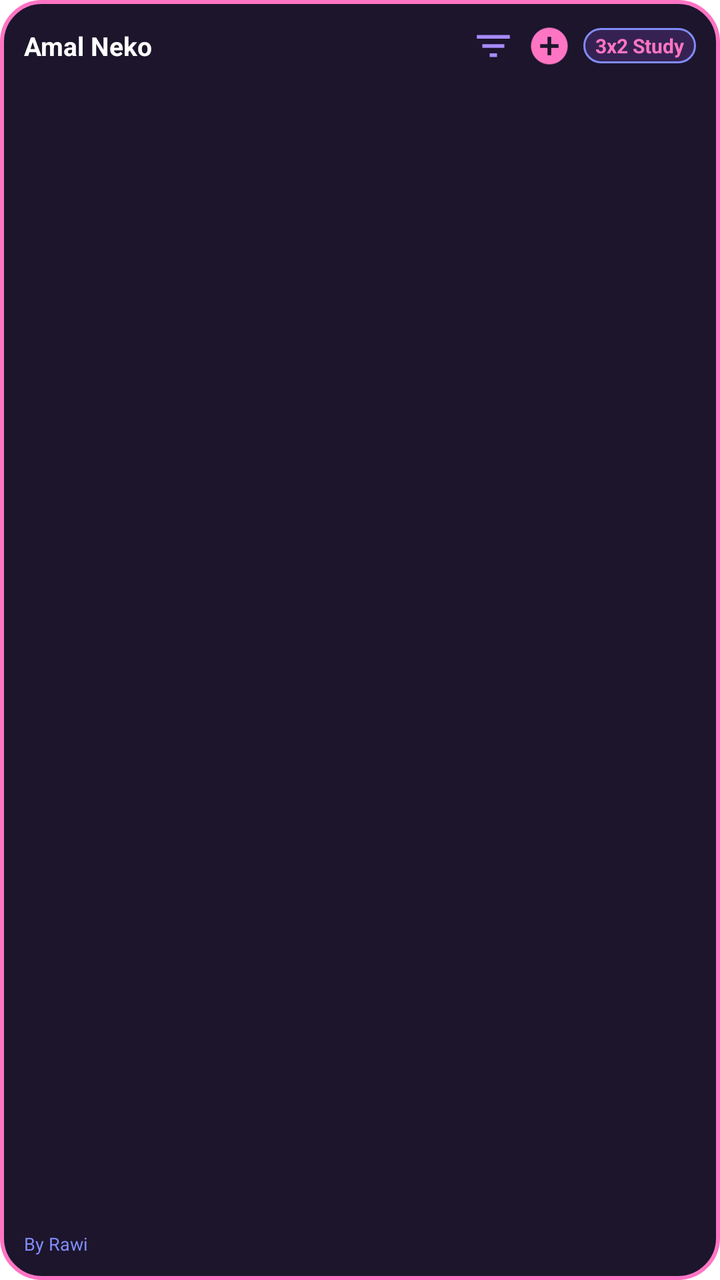
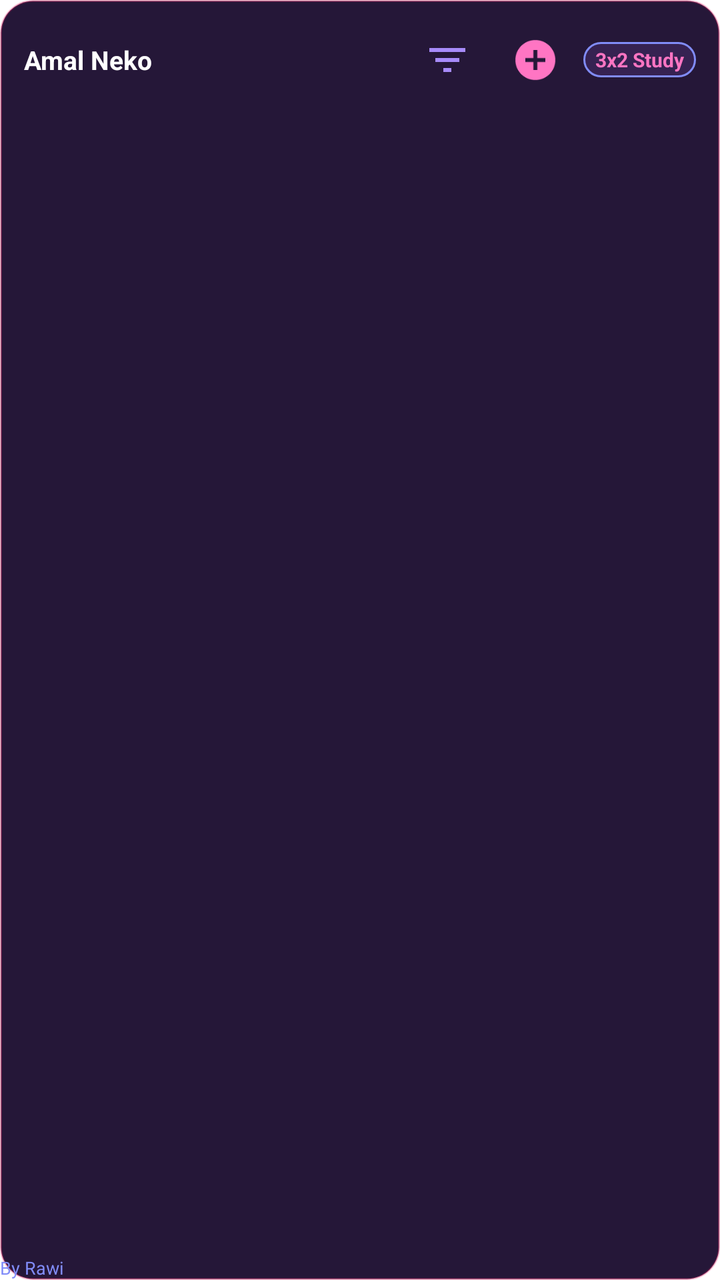

Two renders of the same Android screen: before a commit and after it. Below are the layout's source before the change and the commit's diff.
<!-- AndroidManifest.xml: application theme AppTheme -->
<!-- res/layout/widget_3x2_layout.xml -->
<?xml version="1.0" encoding="utf-8"?>
<LinearLayout xmlns:android="http://schemas.android.com/apk/res/android"
    android:id="@+id/widget_container"
    android:layout_width="match_parent"
    android:layout_height="match_parent"
    android:background="@drawable/widget_card_bg"
    android:orientation="vertical"
    android:padding="12dp">

    
    <LinearLayout
        android:layout_width="match_parent"
        android:layout_height="wrap_content"
        android:orientation="horizontal"
        android:gravity="center_vertical">

        <TextView
            android:layout_width="0dp"
            android:layout_height="wrap_content"
            android:layout_weight="1"
            android:text="Amal Neko"
            android:textColor="#ffffff"
            android:textSize="13sp"
            android:textStyle="bold" />

        
        <ImageView
            android:id="@+id/widget_filter_btn"
            android:layout_width="22dp"
            android:layout_height="22dp"
            android:layout_marginEnd="6dp"
            android:src="@drawable/ic_filter"
            android:contentDescription="Filter categories" />

        
        <ImageView
            android:id="@+id/widget_add_btn"
            android:layout_width="22dp"
            android:layout_height="22dp"
            android:layout_marginEnd="6dp"
            android:src="@drawable/ic_add"
            android:contentDescription="Add task" />

        <TextView
            android:id="@+id/widget_progress_pill"
            android:layout_width="wrap_content"
            android:layout_height="wrap_content"
            android:background="@drawable/widget_pill_bg"
            android:paddingStart="6dp"
            android:paddingTop="2dp"
            android:paddingEnd="6dp"
            android:paddingBottom="2dp"
            android:text="3x2 Study"
            android:textColor="#ff75c3"
            android:textSize="10sp"
            android:textStyle="bold" />
    </LinearLayout>

    
    <ListView
        android:id="@+id/widget_task_list"
        android:layout_width="match_parent"
        android:layout_height="0dp"
        android:layout_weight="1"
        android:layout_marginTop="6dp"
        android:divider="@null"
        android:dividerHeight="0dp"
        android:scrollbars="none"
        android:fadingEdge="vertical"
        android:fadingEdgeLength="12dp" />

    
    <TextView
        android:id="@+id/widget_empty_view"
        android:layout_width="match_parent"
        android:layout_height="0dp"
        android:layout_weight="1"
        android:layout_marginTop="6dp"
        android:gravity="center"
        android:text="No active tasks.\nTap here to add one!"
        android:textColor="#9ca3af"
        android:textSize="12sp"
        android:visibility="gone" />

    
    <TextView
        android:layout_width="match_parent"
        android:layout_height="wrap_content"
        android:layout_marginTop="2dp"
        android:text="By Rawi"
        android:textColor="#818cf8"
        android:textSize="9sp" />
</LinearLayout>
<!-- resources referenced by this layout -->
<resources>
  <!-- drawable ic_add (drawable) -->
  <?xml version="1.0" encoding="utf-8"?>
  <vector xmlns:android="http://schemas.android.com/apk/res/android"
      android:width="20dp"
      android:height="20dp"
      android:viewportWidth="24"
      android:viewportHeight="24">
      <path
          android:fillColor="#ff75c3"
          android:pathData="M12,2C6.48,2 2,6.48 2,12s4.48,10 10,10 10,-4.48 10,-10S17.52,2 12,2zM17,13h-4v4h-2v-4H7v-2h4V7h2v4h4v2z"/>
  </vector>
  <!-- drawable ic_filter (drawable) -->
  <?xml version="1.0" encoding="utf-8"?>
  <vector xmlns:android="http://schemas.android.com/apk/res/android"
      android:width="20dp"
      android:height="20dp"
      android:viewportWidth="24"
      android:viewportHeight="24">
      <path
          android:fillColor="#a78bfa"
          android:pathData="M10,18h4v-2h-4v2zM3,6v2h18V6H3zM6,13h12v-2H6v2z" />
  </vector>
  <!-- drawable widget_card_bg (drawable) -->
  <?xml version="1.0" encoding="utf-8"?>
  <shape xmlns:android="http://schemas.android.com/apk/res/android"
      android:shape="rectangle">
      <solid android:color="#1c152c" />
      <corners android:radius="20dp" />
      <stroke
          android:width="2dp"
          android:color="#ff75c3" />
  </shape>
  <!-- drawable widget_pill_bg (drawable) -->
  <?xml version="1.0" encoding="utf-8"?>
  <shape xmlns:android="http://schemas.android.com/apk/res/android"
      android:shape="rectangle">
      <solid android:color="#362252" />
      <corners android:radius="12dp" />
      <stroke
          android:width="1dp"
          android:color="#818cf8" />
  </shape>
</resources>

<!-- the commit's change to res/layout/widget_3x2_layout.xml (unified diff, before → after) -->
@@ -3,16 +3,17 @@
     android:id="@+id/widget_container"
     android:layout_width="match_parent"
     android:layout_height="match_parent"
-    android:background="@drawable/widget_card_bg"
+    android:background="@drawable/bg_widget_glass"
     android:orientation="vertical"
-    android:padding="12dp">
+    android:padding="0dp">
 
     
     <LinearLayout
         android:layout_width="match_parent"
         android:layout_height="wrap_content"
         android:orientation="horizontal"
-        android:gravity="center_vertical">
+        android:gravity="center_vertical"
+        android:padding="12dp">
 
         <TextView
             android:layout_width="0dp"
@@ -26,19 +27,21 @@
         
         <ImageView
             android:id="@+id/widget_filter_btn"
-            android:layout_width="22dp"
-            android:layout_height="22dp"
-            android:layout_marginEnd="6dp"
+            android:layout_width="36dp"
+            android:layout_height="36dp"
+            android:layout_marginEnd="8dp"
             android:src="@drawable/ic_filter"
+            android:padding="6dp"
             android:contentDescription="Filter categories" />
 
         
         <ImageView
             android:id="@+id/widget_add_btn"
-            android:layout_width="22dp"
-            android:layout_height="22dp"
+            android:layout_width="36dp"
+            android:layout_height="36dp"
             android:layout_marginEnd="6dp"
             android:src="@drawable/ic_add"
+            android:padding="6dp"
             android:contentDescription="Add task" />
 
         <TextView
<!-- resource entries referenced after the edit -->
@@ -1,5 +1,15 @@
 <!-- resources referenced by this layout -->
 <resources>
+  <!-- drawable bg_widget_glass (drawable) -->
+  <?xml version="1.0" encoding="utf-8"?>
+  <shape xmlns:android="http://schemas.android.com/apk/res/android"
+      android:shape="rectangle">
+      <solid android:color="#F21A0B2E" /> 
+      <corners android:radius="16dp" />
+      <stroke
+          android:width="1dp"
+          android:color="#4DE91E63" /> 
+  </shape>
   <!-- drawable ic_add (drawable) -->
   <?xml version="1.0" encoding="utf-8"?>
   <vector xmlns:android="http://schemas.android.com/apk/res/android"
@@ -22,16 +32,6 @@
           android:fillColor="#a78bfa"
           android:pathData="M10,18h4v-2h-4v2zM3,6v2h18V6H3zM6,13h12v-2H6v2z" />
   </vector>
-  <!-- drawable widget_card_bg (drawable) -->
-  <?xml version="1.0" encoding="utf-8"?>
-  <shape xmlns:android="http://schemas.android.com/apk/res/android"
-      android:shape="rectangle">
-      <solid android:color="#1c152c" />
-      <corners android:radius="20dp" />
-      <stroke
-          android:width="2dp"
-          android:color="#ff75c3" />
-  </shape>
   <!-- drawable widget_pill_bg (drawable) -->
   <?xml version="1.0" encoding="utf-8"?>
   <shape xmlns:android="http://schemas.android.com/apk/res/android"
